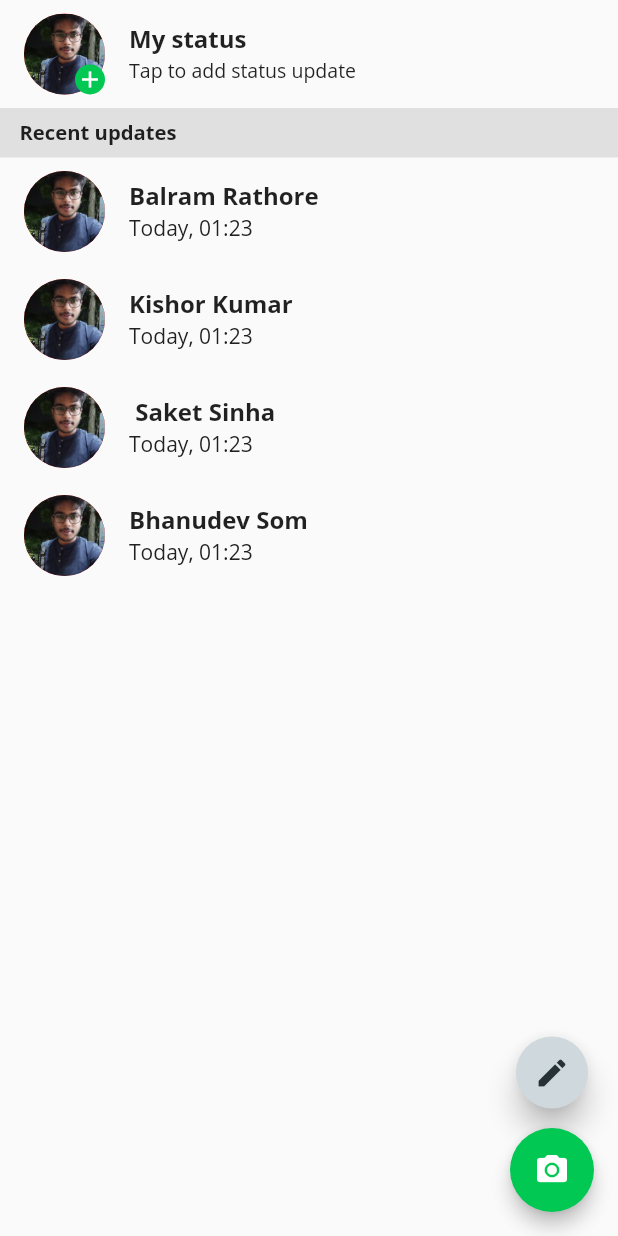
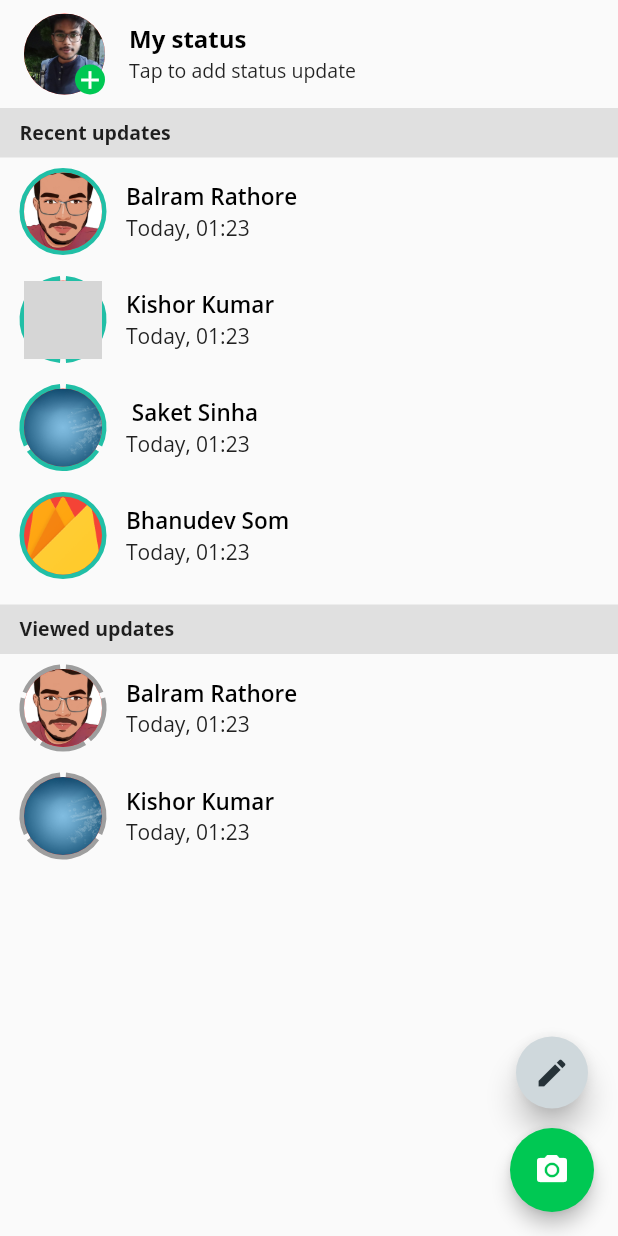
Before and after one commit to DevStack06/Whatsapp-Clone-Flutter, a Flutter app: the StatusPage screen opened directly, on a phone screen of 412 x 824 dp. Run offline on Flutter 3.47's test engine with Material 2 defaults, Android fonts, the light colour scheme and no system bars; our stand-ins replace camera, flutter_svg, socket_io_client, video_player; missing offline and left inert: emoji_picker; grey boxes are pictures that could not be loaded.

Commit message:
status page half completed

```diff
--- a/lib/CustomUI/status/OtherStatusCard.dart
+++ b/lib/CustomUI/status/OtherStatusCard.dart
@@ -1,19 +1,27 @@
+import 'dart:math';
+
 import 'package:flutter/material.dart';
 
 class OthersStatus extends StatelessWidget {
-  const OthersStatus({Key key, this.name}) : super(key: key);
+  const OthersStatus(
+      {Key key, this.name, this.seen, this.statusNum, this.imageName})
+      : super(key: key);
   final String name;
+  final bool seen;
+  final int statusNum;
+  final String imageName;
 
   @override
   Widget build(BuildContext context) {
     return ListTile(
       leading: Stack(
         children: [
-          CircleAvatar(
-            radius: 27,
-            backgroundColor: Colors.red,
-            backgroundImage: AssetImage(
-              "assets/balram.jpg",
+          CustomPaint(
+            painter: StatusBorderPainter(isSeen: !seen, statusNum: statusNum),
+            child: CircleAvatar(
+              radius: 26,
+              backgroundColor: Colors.red,
+              backgroundImage: AssetImage(imageName),
             ),
           ),
         ],
@@ -21,8 +29,9 @@ class OthersStatus extends StatelessWidget {
       title: Text(
         name,
         style: TextStyle(
-          fontWeight: FontWeight.bold,
-          fontSize: 16,
+          fontWeight: FontWeight.w600,
+          fontSize: 15,
+          color: Colors.black,
         ),
       ),
       subtitle: Text(
@@ -32,3 +41,44 @@ class OthersStatus extends StatelessWidget {
     );
   }
 }
+
+degreeToRad(double degree) {
+  return degree * pi / 180;
+}
+
+class StatusBorderPainter extends CustomPainter {
+  bool isSeen;
+  int statusNum;
+
+  StatusBorderPainter({this.isSeen, this.statusNum});
+
+  @override
+  void paint(Canvas canvas, Size size) {
+    final Paint paint = new Paint()
+      ..isAntiAlias = true
+      ..strokeWidth = 6.0
+      ..color = isSeen ? Colors.grey : Color(0xff21bfa6)
+      ..style = PaintingStyle.stroke;
+    drawArc(canvas, paint, size, statusNum);
+  }
+
+  void drawArc(Canvas canvas, Paint paint, Size size, int count) {
+    if (count == 1) {
+      canvas.drawArc(new Rect.fromLTWH(0.0, 0.0, size.width, size.height),
+          degreeToRad(0), degreeToRad(360), false, paint);
+    } else {
+      double degree = -90;
+      double arc = 360 / count;
+      for (int i = 0; i < count; i++) {
+        canvas.drawArc(new Rect.fromLTWH(0.0, 0.0, size.width, size.height),
+            degreeToRad(degree + 4), degreeToRad(arc - 8), false, paint);
+        degree += arc;
+      }
+    }
+  }
+
+  @override
+  bool shouldRepaint(CustomPainter oldDelegate) {
+    return true;
+  }
+}
--- a/lib/CustomUI/status/OwnStatusCard.dart
+++ b/lib/CustomUI/status/OwnStatusCard.dart
@@ -23,7 +23,7 @@ class OwnStatus extends StatelessWidget {
               backgroundColor: Colors.greenAccent[700],
               child: Icon(
                 Icons.add,
-                size: 18,
+                size: 20,
                 color: Colors.white,
               ),
             ),
@@ -34,6 +34,7 @@ class OwnStatus extends StatelessWidget {
         "My status",
         style: TextStyle(
           fontWeight: FontWeight.bold,
+          color: Colors.black,
         ),
       ),
       subtitle: Text(
--- a/lib/Pages/StatusPage.dart
+++ b/lib/Pages/StatusPage.dart
@@ -13,6 +13,7 @@ class _StatusPageState extends State<StatusPage> {
   @override
   Widget build(BuildContext context) {
     return Scaffold(
+      // backgroundColor: Color(0xfffafafa),
       floatingActionButton: Column(
         mainAxisAlignment: MainAxisAlignment.end,
         children: [
@@ -56,19 +57,66 @@ class _StatusPageState extends State<StatusPage> {
                     const EdgeInsets.symmetric(horizontal: 13, vertical: 7),
                 child: Text(
                   "Recent updates",
-                  style: TextStyle(fontWeight: FontWeight.bold, fontSize: 13.5),
+                  style: TextStyle(fontWeight: FontWeight.bold, fontSize: 13),
                 ),
               ),
             ),
             OthersStatus(
               name: "Balram Rathore",
+              seen: true,
+              statusNum: 1,
+              imageName: "assets/2.jpeg",
             ),
-            OthersStatus(name: "Kishor Kumar"),
+            OthersStatus(
+              name: "Kishor Kumar",
+              seen: true,
+              statusNum: 2,
+              imageName: "assets/1.jpg",
+            ),
             OthersStatus(
               name: " Saket Sinha",
+              seen: true,
+              statusNum: 3,
+              imageName: "assets/3.jpg",
             ),
             OthersStatus(
               name: "Bhanudev Som",
+              seen: true,
+              statusNum: 1,
+              imageName: "assets/1.png",
+            ),
+            SizedBox(
+              height: 10,
+            ),
+            Container(
+              height: 33,
+              width: MediaQuery.of(context).size.width,
+              decoration: BoxDecoration(
+                color: Colors.grey[300],
+              ),
+              child: Padding(
+                padding:
+                    const EdgeInsets.symmetric(horizontal: 13, vertical: 7),
+                child: Text(
+                  "Viewed updates",
+                  style: TextStyle(fontWeight: FontWeight.bold, fontSize: 13),
+                ),
+              ),
+            ),
+            OthersStatus(
+              name: "Balram Rathore",
+              seen: false,
+              statusNum: 5,
+              imageName: "assets/2.jpeg",
+            ),
+            OthersStatus(
+              name: "Kishor Kumar",
+              seen: false,
+              statusNum: 3,
+              imageName: "assets/3.jpg",
+            ),
+            SizedBox(
+              height: 30,
             ),
           ],
         ),
```
Also changed, not shown: assets/1.png (added), assets/2.jpeg (added), assets/3.jpg (added), 1 other file.
